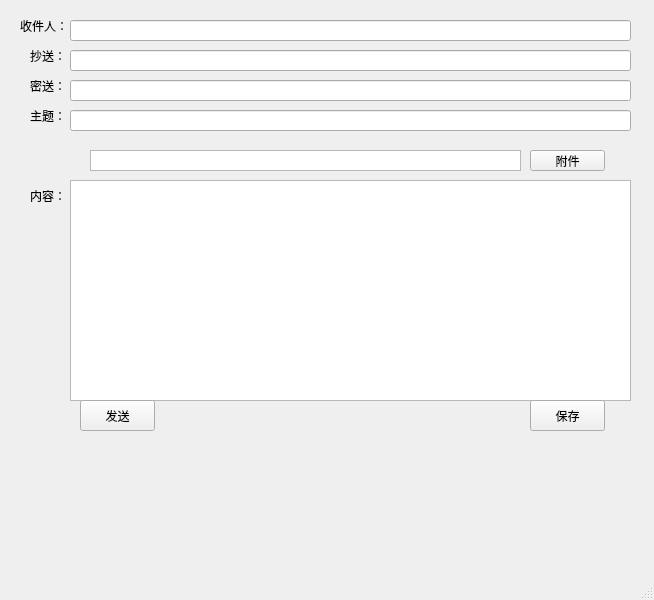
Qt form sendwindow.ui (cygnaw/MailBox) before a commit.
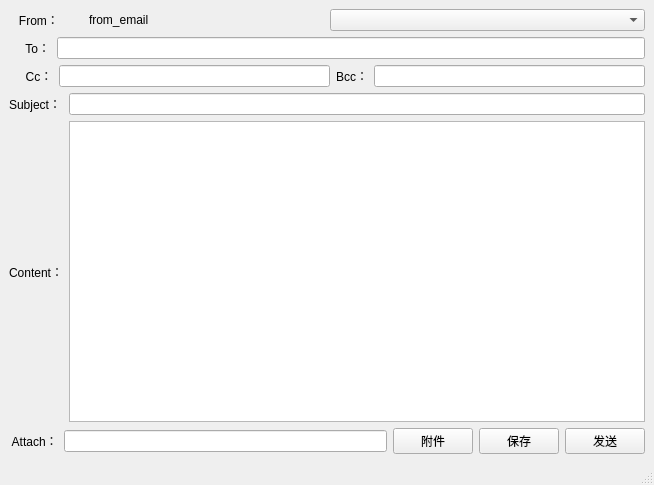
The same form after that commit. Icons and pictures are not drawn.

Diff of the .ui file:
```diff
--- a/sendwindow.ui
+++ b/sendwindow.ui
@@ -7,177 +7,162 @@
     <x>0</x>
     <y>0</y>
     <width>654</width>
-    <height>600</height>
+    <height>485</height>
    </rect>
   </property>
   <property name="windowTitle">
    <string>MainWindow</string>
   </property>
   <widget class="QWidget" name="centralwidget">
-   <widget class="QLabel" name="label_3">
-    <property name="geometry">
-     <rect>
-      <x>30</x>
-      <y>190</y>
-      <width>54</width>
-      <height>12</height>
-     </rect>
-    </property>
-    <property name="text">
-     <string>内容：</string>
-    </property>
-   </widget>
-   <widget class="QTextEdit" name="content">
-    <property name="geometry">
-     <rect>
-      <x>70</x>
-      <y>180</y>
-      <width>561</width>
-      <height>221</height>
-     </rect>
-    </property>
-   </widget>
-   <widget class="QLineEdit" name="recipient">
-    <property name="geometry">
-     <rect>
-      <x>70</x>
-      <y>20</y>
-      <width>561</width>
-      <height>21</height>
-     </rect>
-    </property>
-   </widget>
-   <widget class="QPushButton" name="attachbutton">
-    <property name="geometry">
-     <rect>
-      <x>530</x>
-      <y>150</y>
-      <width>75</width>
-      <height>21</height>
-     </rect>
-    </property>
-    <property name="text">
-     <string>附件</string>
-    </property>
-   </widget>
-   <widget class="QLabel" name="label_5">
-    <property name="geometry">
-     <rect>
-      <x>30</x>
-      <y>80</y>
-      <width>54</width>
-      <height>12</height>
-     </rect>
-    </property>
-    <property name="text">
-     <string>密送：</string>
-    </property>
-   </widget>
-   <widget class="QLineEdit" name="subject">
-    <property name="geometry">
-     <rect>
-      <x>70</x>
-      <y>110</y>
-      <width>561</width>
-      <height>21</height>
-     </rect>
-    </property>
-   </widget>
-   <widget class="QPushButton" name="savebutton">
-    <property name="geometry">
-     <rect>
-      <x>530</x>
-      <y>400</y>
-      <width>75</width>
-      <height>31</height>
-     </rect>
-    </property>
-    <property name="text">
-     <string>保存</string>
-    </property>
-   </widget>
-   <widget class="QLabel" name="label_2">
-    <property name="geometry">
-     <rect>
-      <x>30</x>
-      <y>110</y>
-      <width>54</width>
-      <height>12</height>
-     </rect>
-    </property>
-    <property name="text">
-     <string>主题：</string>
-    </property>
-   </widget>
-   <widget class="QLineEdit" name="CC">
-    <property name="geometry">
-     <rect>
-      <x>70</x>
-      <y>50</y>
-      <width>561</width>
-      <height>21</height>
-     </rect>
-    </property>
-   </widget>
-   <widget class="QLabel" name="label_4">
-    <property name="geometry">
-     <rect>
-      <x>30</x>
-      <y>50</y>
-      <width>54</width>
-      <height>12</height>
-     </rect>
-    </property>
-    <property name="text">
-     <string>抄送：</string>
-    </property>
-   </widget>
-   <widget class="QLineEdit" name="BCC">
-    <property name="geometry">
-     <rect>
-      <x>70</x>
-      <y>80</y>
-      <width>561</width>
-      <height>21</height>
-     </rect>
-    </property>
-   </widget>
-   <widget class="QLabel" name="label">
-    <property name="geometry">
-     <rect>
-      <x>20</x>
-      <y>20</y>
-      <width>54</width>
-      <height>12</height>
-     </rect>
-    </property>
-    <property name="text">
-     <string>收件人：</string>
-    </property>
-   </widget>
-   <widget class="QPushButton" name="sendbutton">
-    <property name="geometry">
-     <rect>
-      <x>80</x>
-      <y>400</y>
-      <width>75</width>
-      <height>31</height>
-     </rect>
-    </property>
-    <property name="text">
-     <string>发送</string>
-    </property>
-   </widget>
-   <widget class="QListWidget" name="listWidget">
-    <property name="geometry">
-     <rect>
-      <x>90</x>
-      <y>150</y>
-      <width>431</width>
-      <height>21</height>
-     </rect>
-    </property>
-   </widget>
+   <layout class="QGridLayout" name="gridLayout_5">
+    <item row="0" column="0">
+     <layout class="QHBoxLayout" name="horizontalLayout">
+      <item>
+       <widget class="QLabel" name="label_7">
+        <property name="text">
+         <string>   From：</string>
+        </property>
+       </widget>
+      </item>
+      <item>
+       <widget class="QLabel" name="from_mail">
+        <property name="text">
+         <string>from_email</string>
+        </property>
+       </widget>
+      </item>
+      <item>
+       <widget class="QLabel" name="label_9">
+        <property name="text">
+         <string/>
+        </property>
+       </widget>
+      </item>
+      <item>
+       <widget class="QLabel" name="label_10">
+        <property name="text">
+         <string/>
+        </property>
+       </widget>
+      </item>
+     </layout>
+    </item>
+    <item row="0" column="1">
+     <widget class="QComboBox" name="comboBox"/>
+    </item>
+    <item row="4" column="0" colspan="2">
+     <layout class="QGridLayout" name="gridLayout_2">
+      <item row="0" column="0">
+       <widget class="QLabel" name="label_6">
+        <property name="text">
+         <string> Attach：</string>
+        </property>
+       </widget>
+      </item>
+      <item row="0" column="2">
+       <widget class="QPushButton" name="attachbutton">
+        <property name="text">
+         <string>附件</string>
+        </property>
+        <property name="icon">
+         <iconset>
+          <normalon>:/new/prefix1/icons/attach.ico</normalon>
+         </iconset>
+        </property>
+       </widget>
+      </item>
+      <item row="0" column="3">
+       <widget class="QPushButton" name="savebutton">
+        <property name="text">
+         <string>保存</string>
+        </property>
+        <property name="icon">
+         <iconset>
+          <normalon>:/new/prefix1/icons/save.ico</normalon>
+         </iconset>
+        </property>
+       </widget>
+      </item>
+      <item row="0" column="4">
+       <widget class="QPushButton" name="sendbutton">
+        <property name="text">
+         <string>发送</string>
+        </property>
+        <property name="icon">
+         <iconset>
+          <normalon>:/new/prefix1/icons/send.ico</normalon>
+         </iconset>
+        </property>
+       </widget>
+      </item>
+      <item row="0" column="1">
+       <widget class="QLineEdit" name="attachment"/>
+      </item>
+     </layout>
+    </item>
+    <item row="2" column="0" colspan="2">
+     <layout class="QGridLayout" name="gridLayout_3">
+      <item row="0" column="0">
+       <widget class="QLabel" name="label_4">
+        <property name="text">
+         <string>     Cc：</string>
+        </property>
+       </widget>
+      </item>
+      <item row="0" column="1">
+       <widget class="QLineEdit" name="CC"/>
+      </item>
+      <item row="0" column="2">
+       <widget class="QLabel" name="label_5">
+        <property name="text">
+         <string>Bcc：</string>
+        </property>
+       </widget>
+      </item>
+      <item row="0" column="3">
+       <widget class="QLineEdit" name="BCC"/>
+      </item>
+     </layout>
+    </item>
+    <item row="3" column="0" colspan="2">
+     <layout class="QGridLayout" name="gridLayout">
+      <item row="0" column="0">
+       <widget class="QLabel" name="label_2">
+        <property name="text">
+         <string>Subject：</string>
+        </property>
+       </widget>
+      </item>
+      <item row="0" column="1">
+       <widget class="QLineEdit" name="subject"/>
+      </item>
+      <item row="1" column="0">
+       <widget class="QLabel" name="label_3">
+        <property name="text">
+         <string>Content：</string>
+        </property>
+       </widget>
+      </item>
+      <item row="1" column="1">
+       <widget class="QTextEdit" name="content"/>
+      </item>
+     </layout>
+    </item>
+    <item row="1" column="0" colspan="2">
+     <layout class="QGridLayout" name="gridLayout_4">
+      <item row="0" column="0">
+       <widget class="QLabel" name="label">
+        <property name="text">
+         <string>     To：</string>
+        </property>
+       </widget>
+      </item>
+      <item row="0" column="1">
+       <widget class="QLineEdit" name="recipient"/>
+      </item>
+     </layout>
+    </item>
+   </layout>
   </widget>
   <widget class="QMenuBar" name="menubar">
    <property name="geometry">
```
